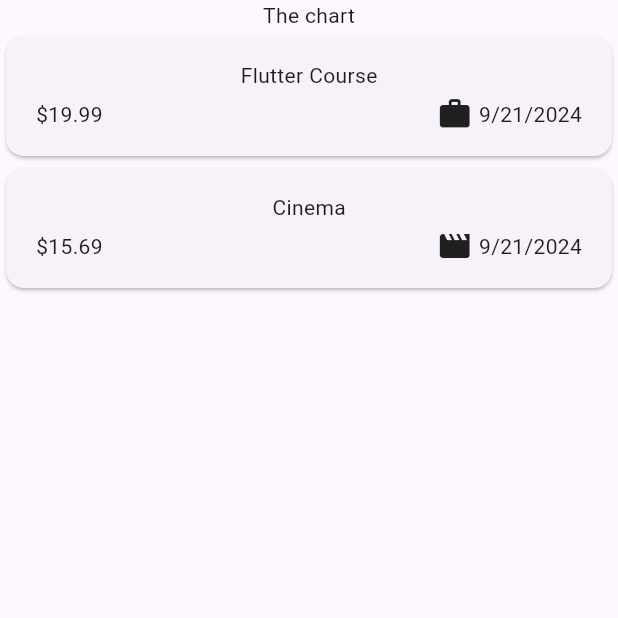
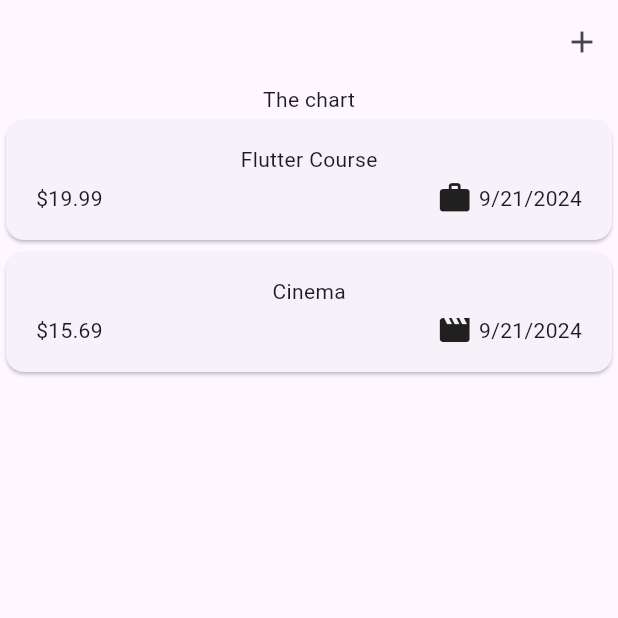
Before and after one commit to yordgenome03/flutter_expence_tracker, a Flutter app: the screen it shows after launch, on a phone screen of 412 x 824 dp, the top half of it. Run offline on Flutter 3.47's test engine with Material 3 defaults, Android fonts, the phone set to English and light mode, and no system bars.

Commit message:
add AppBar with icon button

```diff
--- a/lib/widgets/expenses.dart
+++ b/lib/widgets/expenses.dart
@@ -28,6 +28,14 @@ class _ExpensesState extends State<Expenses> {
   @override
   Widget build(BuildContext context) {
     return Scaffold(
+      appBar: AppBar(
+        actions: [
+          IconButton(
+            onPressed: () {},
+            icon: const Icon(Icons.add),
+          ),
+        ],
+      ),
       body: Column(
         children: [
           const Text('The chart'),
```
